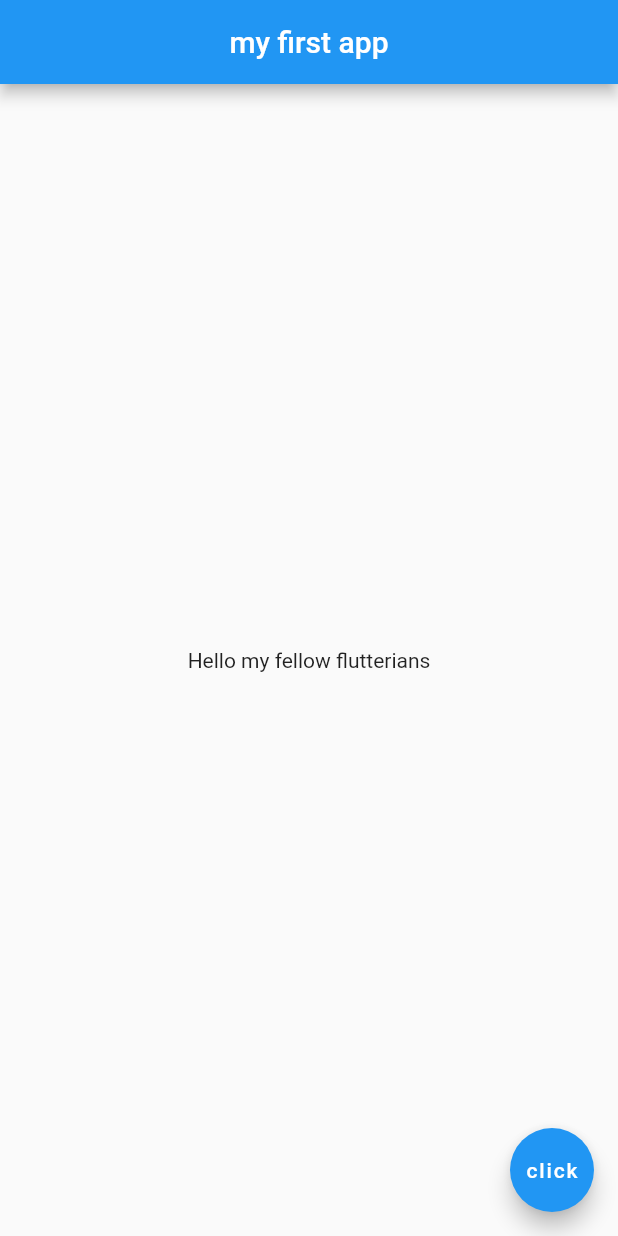
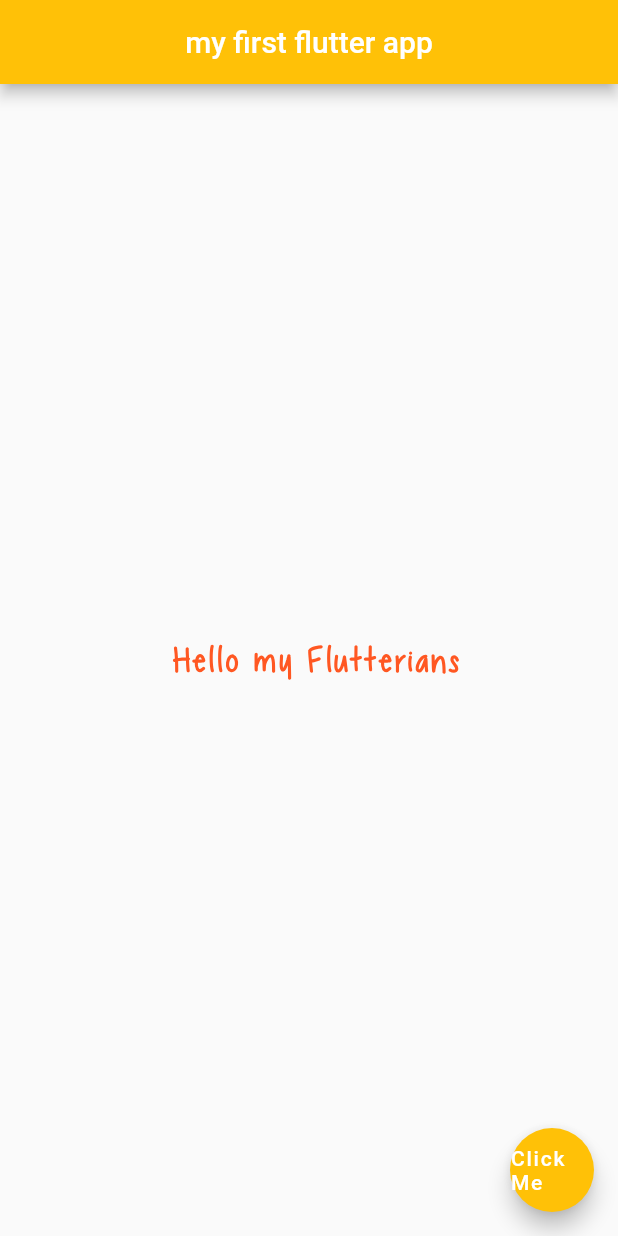
Before and after one commit to xDAREY/myApp, a Flutter app: the screen it shows after launch, on a phone screen of 412 x 824 dp. Run offline on Flutter 3.47's test engine with Material 2 defaults, Android fonts, the phone set to English and light mode, and no system bars.

```diff
--- a/lib/main.dart
+++ b/lib/main.dart
@@ -1,19 +1,36 @@
 import 'package:flutter/material.dart';
 
-void main() {runApp(MaterialApp(
-  home: Scaffold(
+void main()  =>runApp(MaterialApp(
+  home: Home()
+  ));
+
+class Home extends StatelessWidget {
+
+  @override
+  Widget build(BuildContext context) {
+    return Scaffold(
       appBar: AppBar(
-      title: const Text("my first app"),
+        title: const Text("my first flutter app"),
         centerTitle: true,
+        backgroundColor: Colors.amber,
       ),
       body: const Center(
-      child: Text("Hello my fellow flutterians"),
+        child: Text(
+          "Hello my Flutterians",
+          style: TextStyle(
+              fontSize: 30.0,
+              fontWeight: FontWeight.bold,
+              letterSpacing: 2.0,
+              color:  Colors.deepOrange,
+              fontFamily: 'Choco'
           ),
-      floatingActionButton: FloatingActionButton(onPressed: () {  },
-        child: const Text('click'),
-      )
-
         ),
+      ),
+      floatingActionButton: FloatingActionButton(
+        onPressed: () { },
+        child:  Text('Click Me'),
+        backgroundColor: Colors.amber,
       ),
     );
   }
+}
```
Also changed, not shown: lib/main2.dart (added, +63 -0 lines), pubspec.yaml (+5 -11 lines), fonts/Chocolate Covered Raindrops.ttf (added). Lines whose indentation alone changed are shown as unchanged.
